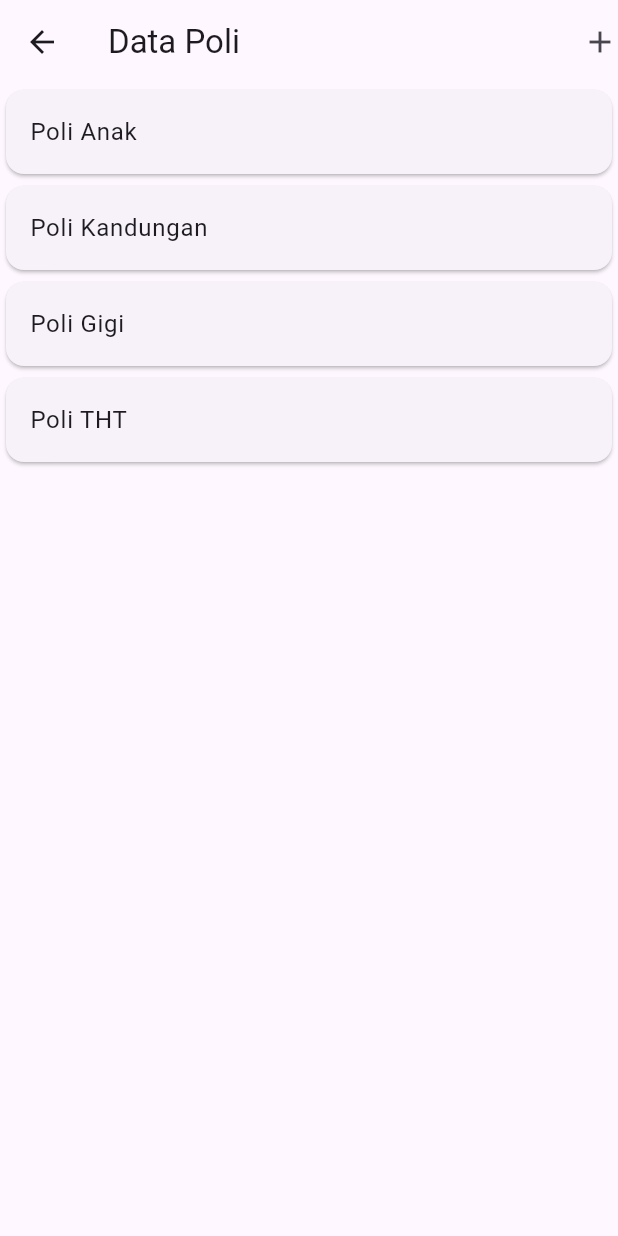
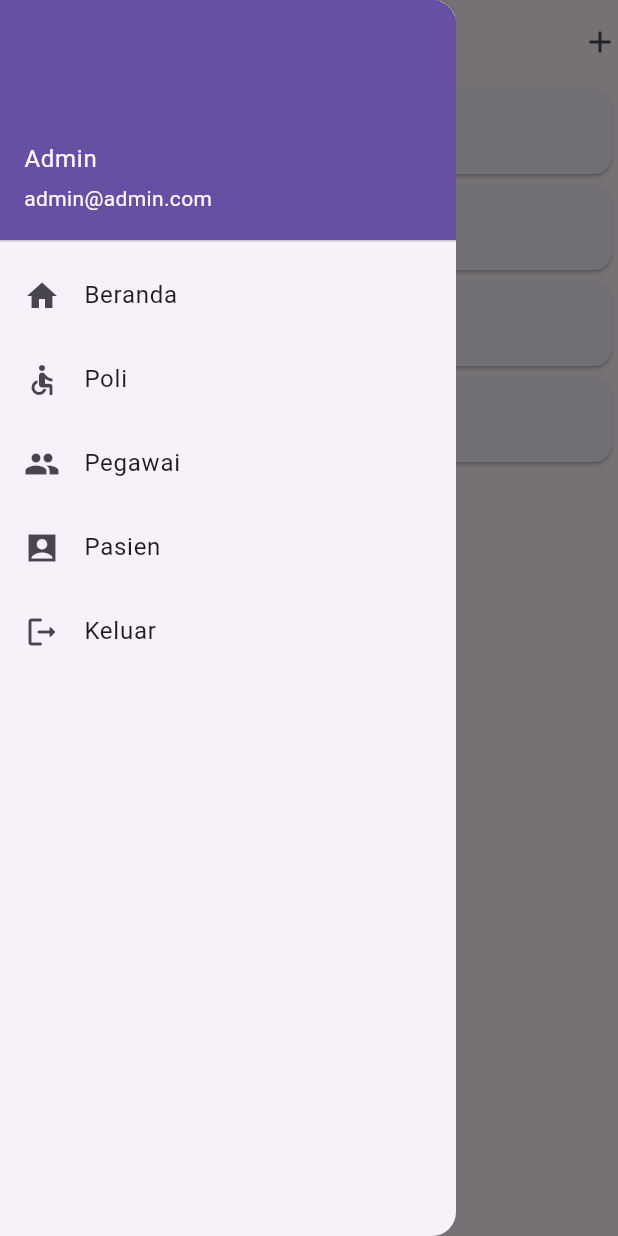
Before and after one commit to Gabriel-Tol/klinik_app, a Flutter app: the PoliPage screen opened directly, with the side drawer open (before the commit the screen has no drawer), on a phone screen of 412 x 824 dp. Run offline on Flutter 3.47's test engine with Material 3 defaults, Android fonts, the phone set to English and light mode, and no system bars.

Commit message:
Add Beranda/Login pages, Sidebar drawer, and git push rule

```diff
--- /dev/null
+++ b/lib/ui/beranda.dart
@@ -0,0 +1,18 @@
+import 'package:flutter/material.dart';
+
+import '../widget/sidebar.dart';
+
+class Beranda extends StatelessWidget {
+  const Beranda({super.key});
+
+  @override
+  Widget build(BuildContext context) {
+    return Scaffold(
+      drawer: const Sidebar(),
+      appBar: AppBar(title: const Text("Beranda")),
+      body: const Center(
+        child: Text("Selamat Datang"),
+      ),
+    );
+  }
+}
--- a/lib/ui/poli_page.dart
+++ b/lib/ui/poli_page.dart
@@ -1,5 +1,6 @@
 import 'package:flutter/material.dart';
 
+import '../widget/sidebar.dart';
 import '../model/poli.dart';
 import 'poli_item.dart';
 import 'poli_form.dart';
@@ -41,6 +42,7 @@ class _PoliPageState extends State<PoliPage> {
   @override
   Widget build(BuildContext context) {
     return Scaffold(
+      drawer: const Sidebar(),
       appBar: AppBar(
         title: const Text("Data Poli"),
         actions: [
--- /dev/null
+++ b/lib/widget/sidebar.dart
@@ -0,0 +1,59 @@
+import 'package:flutter/material.dart';
+import '../ui/beranda.dart';
+import '../ui/login.dart';
+import '../ui/poli_page.dart';
+
+class Sidebar extends StatelessWidget {
+  const Sidebar({super.key});
+
+  @override
+  Widget build(BuildContext context) {
+    return Drawer(
+      child: ListView(
+        padding: EdgeInsets.zero,
+        children: [
+          const UserAccountsDrawerHeader(
+            accountName: Text("Admin"),
+            accountEmail: Text("admin@admin.com"),
+          ),
+          ListTile(
+            leading: const Icon(Icons.home),
+            title: const Text("Beranda"),
+            onTap: () {
+              Navigator.push(context,
+                  MaterialPageRoute(builder: (context) => const Beranda()));
+            },
+          ),
+          ListTile(
+            leading: const Icon(Icons.accessible),
+            title: const Text("Poli"),
+            onTap: () {
+              Navigator.push(context,
+                  MaterialPageRoute(builder: (context) => PoliPage()));
+            },
+          ),
+          ListTile(
+            leading: const Icon(Icons.people),
+            title: const Text("Pegawai"),
+            onTap: () {},
+          ),
+          ListTile(
+            leading: const Icon(Icons.account_box_sharp),
+            title: const Text("Pasien"),
+            onTap: () {},
+          ),
+          ListTile(
+            leading: const Icon(Icons.logout_rounded),
+            title: const Text("Keluar"),
+            onTap: () {
+              Navigator.pushAndRemoveUntil(
+                  context,
+                  MaterialPageRoute(builder: (context) => const Login()),
+                  (Route<dynamic> route) => false);
+            },
+          )
+        ],
+      ),
+    );
+  }
+}
```
Also changed, not shown: lib/ui/login.dart (added, +75 -0 lines), 1 other file.
